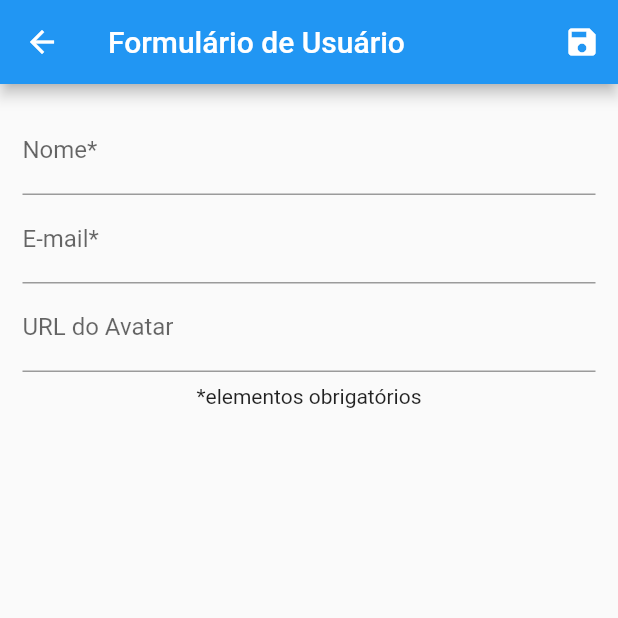
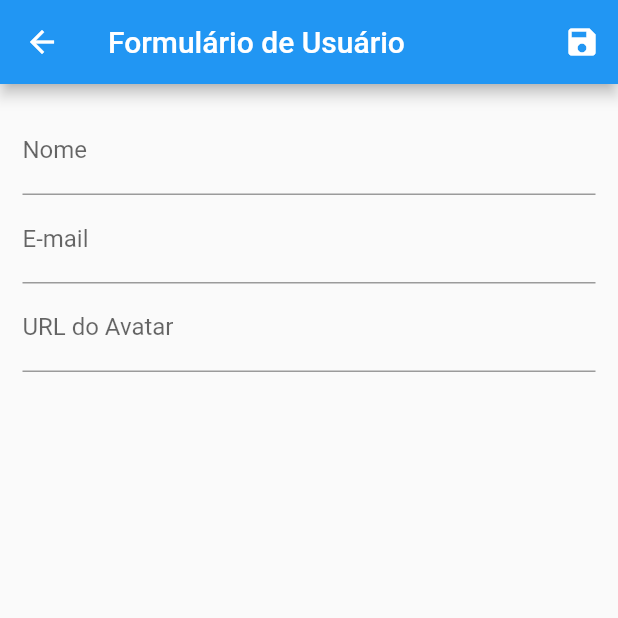
Before and after one commit to RebeccaMartinho/flutter-crud, a Flutter app: the UserForm screen opened by its route, on a phone screen of 412 x 824 dp, the top half of it. Run offline on Flutter 3.47's test engine with Material 2 defaults, Android fonts, the phone set to English and light mode, and no system bars; our stand-ins replace email_validator; network calls fail.

Commit message:
remove unuseful text

```diff
--- a/lib/views/user_form.dart
+++ b/lib/views/user_form.dart
@@ -67,7 +67,9 @@ class _UserFormState extends State<UserForm> {
             children: <Widget>[
               TextFormField(
                 initialValue: _formData['name'],
-                decoration: InputDecoration(labelText: 'Nome*'),
+                decoration: InputDecoration(
+                  labelText: 'Nome',
+                ),
                 validator: (value) {
                   if (value == null || value.trim().isEmpty) {
                     return 'Digite um nome';
@@ -83,7 +85,9 @@ class _UserFormState extends State<UserForm> {
               ),
               TextFormField(
                 initialValue: _formData['email'],
-                decoration: InputDecoration(labelText: 'E-mail*'),
+                decoration: InputDecoration(
+                  labelText: 'E-mail',
+                ),
                 validator: (value) {
                   if (value == null || value.trim().isEmpty) {
                     return 'Digite um e-mail';
@@ -101,10 +105,6 @@ class _UserFormState extends State<UserForm> {
                 decoration: InputDecoration(labelText: 'URL do Avatar'),
                 onSaved: (value) => _formData['avatarUrl'] = value,
               ),
-              Padding(
-                padding: const EdgeInsets.all(8.0),
-                child: Text('*elementos obrigatórios'),
-              ),
             ],
           ),
         ),
```
